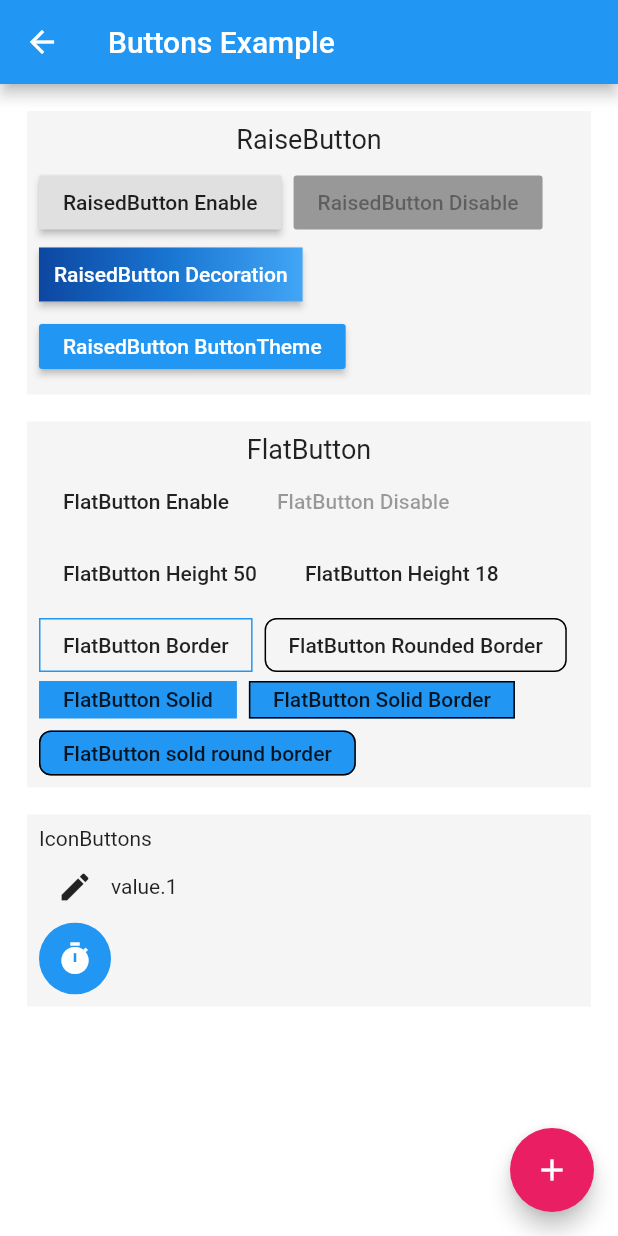
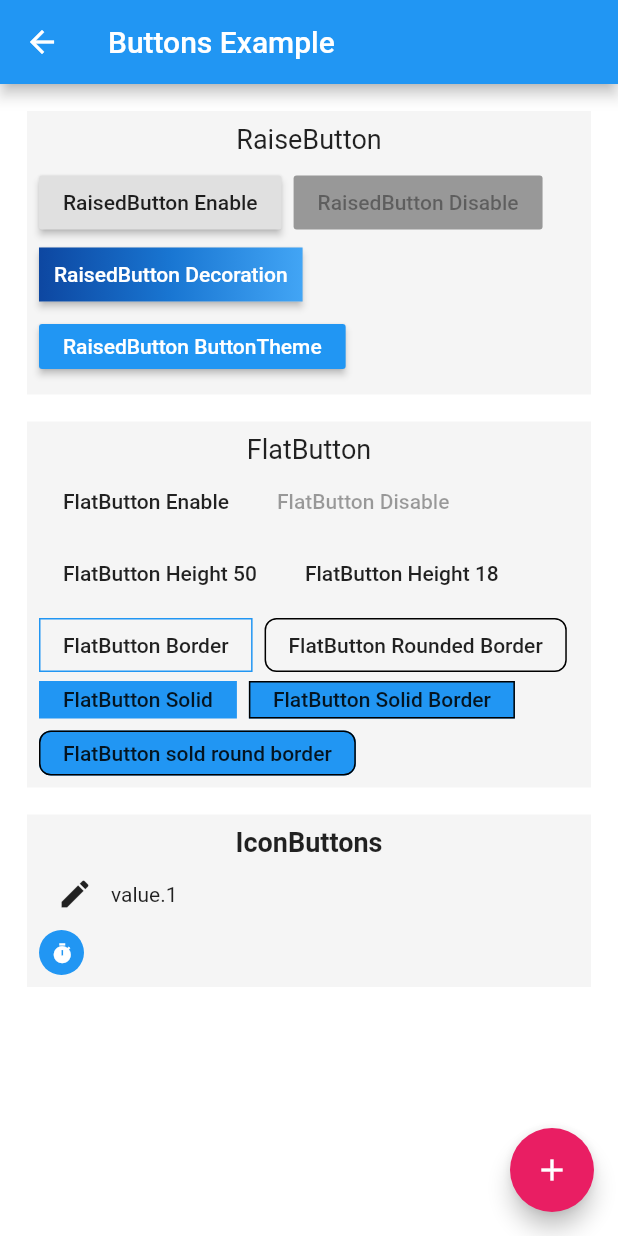
Before and after one commit to kwcho7/FlutterDemo, a Flutter app: the ButtonsPage screen opened directly, after a tap on the "create" icon, on a phone screen of 412 x 824 dp. Run offline on Flutter 3.47's test engine with Material 2 defaults, Android fonts, the phone set to English and light mode, and no system bars.

Commit message:
fixed. ink size

```diff
--- a/lib/buttons/ButtonPage.dart
+++ b/lib/buttons/ButtonPage.dart
@@ -8,6 +8,7 @@ class ButtonsPage extends StatefulWidget {
 }
 
 class ButtonState extends State<ButtonsPage> {
+  int _value = 0;
   FloatingButtonType _floatingButtonType = FloatingButtonType.Action;
 
   Widget _buildScroll(Widget child) {
@@ -270,7 +271,6 @@ class ButtonState extends State<ButtonsPage> {
     }
   }
 
-  int _volume = 0;
   Widget _iconButtons(BuildContext context) {
     return Container(
       color: Colors.grey[100],
@@ -279,10 +279,12 @@ class ButtonState extends State<ButtonsPage> {
       child: Column(
         crossAxisAlignment: CrossAxisAlignment.start,
         children: <Widget>[
-          Text(
-            "IconButtons",
-            textAlign: TextAlign.center,
-          ),
+          Container(
+              alignment: Alignment.center,
+              child: Text(
+                "IconButtons",
+                style: TextStyle(fontSize: 18, fontWeight: FontWeight.bold),
+              )),
           Row(
             children: <Widget>[
               IconButton(
@@ -290,20 +292,21 @@ class ButtonState extends State<ButtonsPage> {
                   tooltip: "Increase value.",
                   onPressed: () {
                     setState(() {
-                      _volume++;
+                      _value++;
                     });
                   }),
-              Text("value.$_volume")
+              Text("value.$_value")
             ],
           ),
           Material(
             color: Colors.transparent,
             child: Ink(
-              decoration: ShapeDecoration(
-                color: Colors.blue,
-                shape: CircleBorder()
-              ),
+              width: 30,
+              height: 30,
+              decoration:
+                  ShapeDecoration(color: Colors.blue, shape: CircleBorder()),
               child: IconButton(
+                iconSize: 15,
                 icon: Icon(Icons.timer),
                 color: Colors.white,
                 tooltip: "Ink decoration",
```
